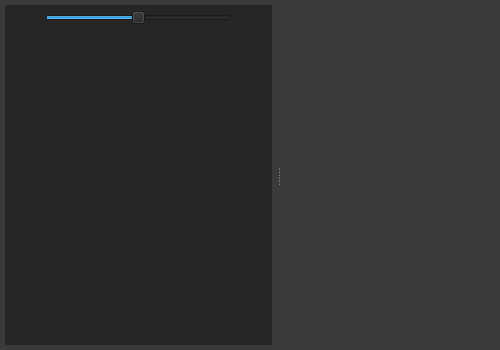
Old version of the form LEO_sniffy/modules/scope/scopewindow.ui in the repository jirik09/Sniffy.
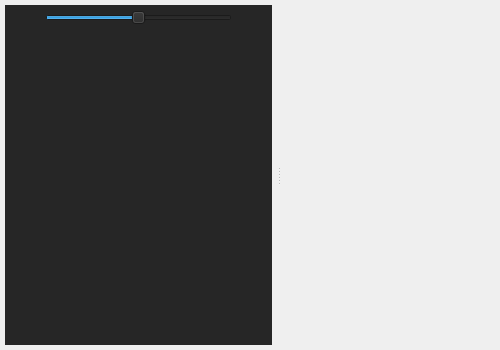
New version of the form.

```diff
--- a/LEO_sniffy/modules/scope/scopewindow.ui
+++ b/LEO_sniffy/modules/scope/scopewindow.ui
@@ -26,10 +26,7 @@
    <string>Form</string>
   </property>
   <property name="styleSheet">
-   <string notr="true">QWidget{
-background-color: rgb(58, 58, 58);
-}
-</string>
+   <string notr="true"/>
   </property>
   <layout class="QHBoxLayout" name="horizontalLayout">
    <property name="spacing">
```
